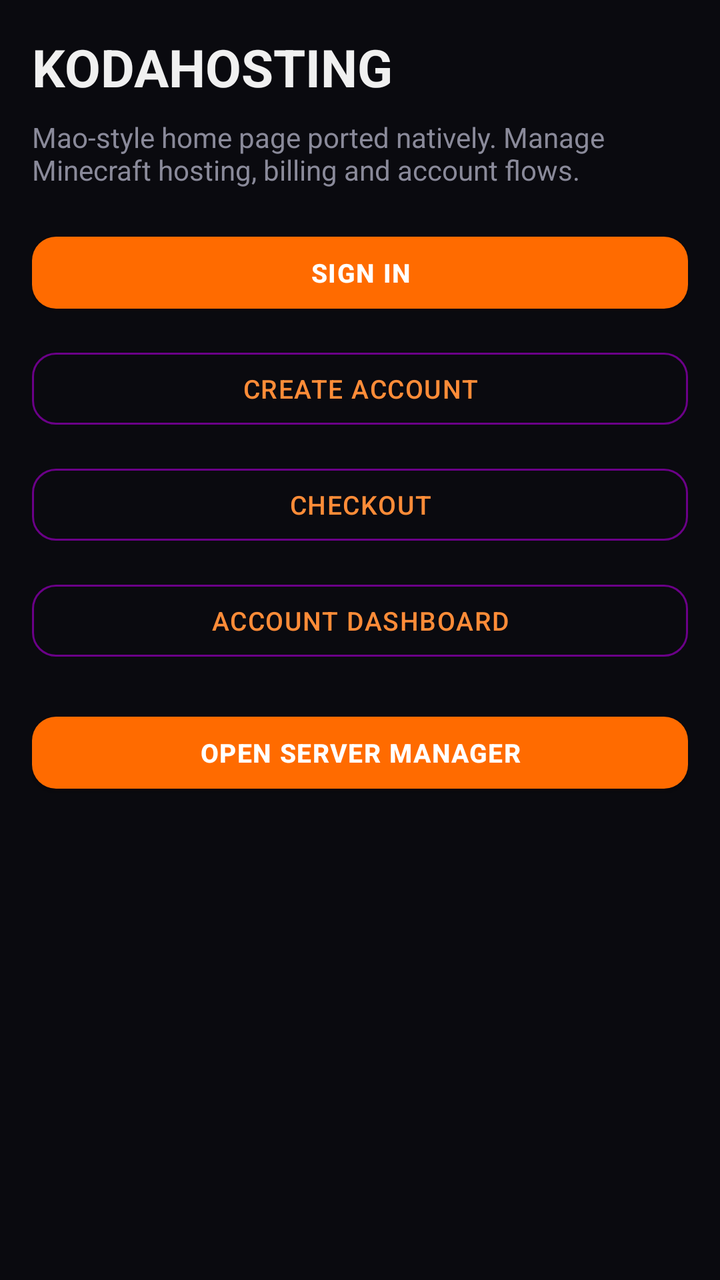
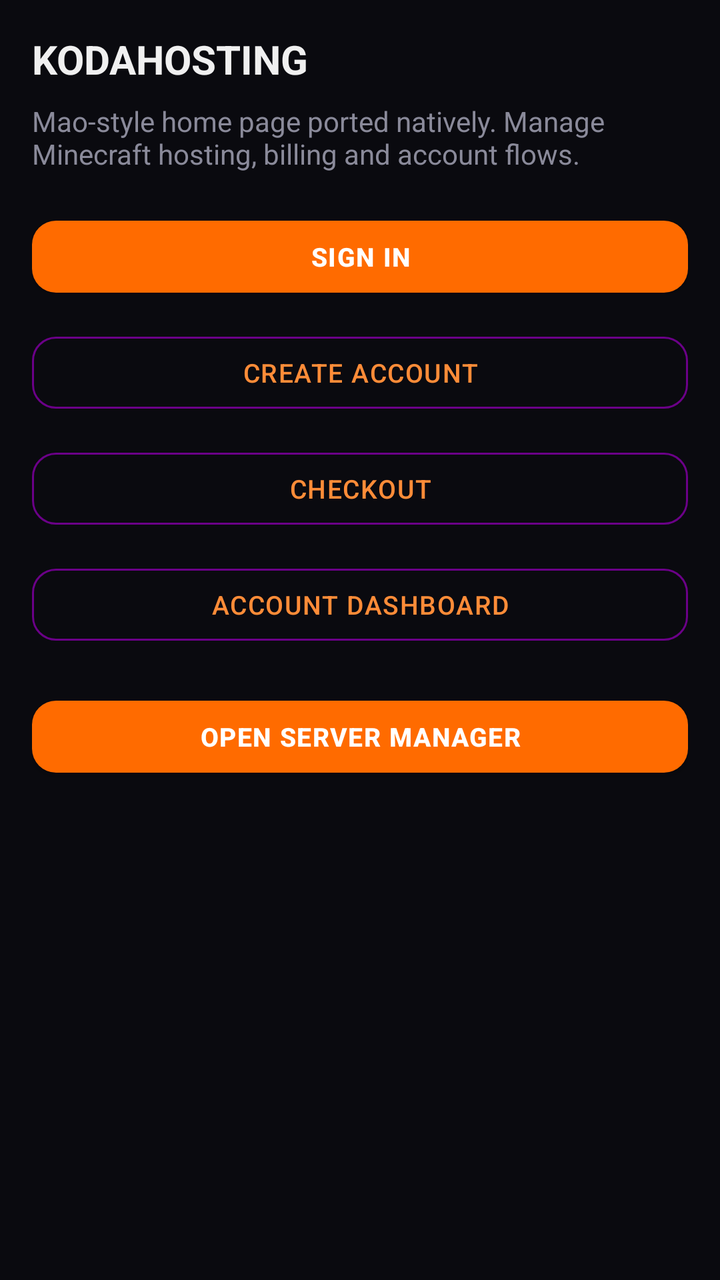

The first picture is an Android layout as it rendered before a commit; the second is the same layout after the commit. The layout source and the unified diff follow.
<!-- AndroidManifest.xml: application theme Theme.KodaNetwork -->
<!-- res/layout/activity_design_home.xml -->
<?xml version="1.0" encoding="utf-8"?>
<ScrollView xmlns:android="http://schemas.android.com/apk/res/android"
    android:fitsSystemWindows="true"
    android:layout_width="match_parent"
    android:layout_height="match_parent"
    android:background="@color/bg_void">

    <LinearLayout
        android:layout_width="match_parent"
        android:layout_height="wrap_content"
        android:orientation="vertical"
        android:padding="16dp">

        <TextView
            android:layout_width="wrap_content"
            android:layout_height="wrap_content"
            android:text="KODAHOSTING"
            android:textColor="@color/txt_primary"
            android:textStyle="bold"
            android:textSize="26sp" />

        <TextView
            android:layout_width="match_parent"
            android:layout_height="wrap_content"
            android:layout_marginTop="8dp"
            android:text="Mao-style home page ported natively. Manage Minecraft hosting, billing and account flows."
            android:textColor="@color/txt_secondary"
            android:textSize="14sp" />

        <Button
            android:id="@+id/btn_login"
            style="@style/KodaButton"
            android:layout_width="match_parent"
            android:layout_height="wrap_content"
            android:layout_marginTop="18dp"
            android:text="SIGN IN" />

        <Button
            android:id="@+id/btn_register"
            style="@style/KodaButton.Outline"
            android:layout_width="match_parent"
            android:layout_height="wrap_content"
            android:layout_marginTop="10dp"
            android:text="CREATE ACCOUNT" />

        <Button
            android:id="@+id/btn_checkout"
            style="@style/KodaButton.Outline"
            android:layout_width="match_parent"
            android:layout_height="wrap_content"
            android:layout_marginTop="10dp"
            android:text="CHECKOUT" />

        <Button
            android:id="@+id/btn_dashboard"
            style="@style/KodaButton.Outline"
            android:layout_width="match_parent"
            android:layout_height="wrap_content"
            android:layout_marginTop="10dp"
            android:text="ACCOUNT DASHBOARD" />

        <Button
            android:id="@+id/btn_server_manager"
            style="@style/KodaButton"
            android:layout_width="match_parent"
            android:layout_height="wrap_content"
            android:layout_marginTop="18dp"
            android:text="OPEN SERVER MANAGER" />
    </LinearLayout>
</ScrollView>
<!-- resources referenced by this layout -->
<resources>
  <color name="bg_void">#0A0A0F</color>
  <color name="txt_primary">#F0F0F0</color>
  <color name="txt_secondary">#8A8A9A</color>
  <style name="KodaButton" parent="Widget.MaterialComponents.Button">
          <item name="backgroundTint">#FF6B00</item>
          <item name="android:textColor">#FFFFFF</item>
          <item name="android:textStyle">bold</item>
          <item name="android:fontFamily">sans-serif-medium</item>
          <item name="android:letterSpacing">0.04</item>
          <item name="android:textSize">13sp</item>
          <item name="cornerRadius">12dp</item>
          <item name="rippleColor">#CC5500</item>
      </style>
  <style name="KodaButton.Outline" parent="Widget.MaterialComponents.Button.OutlinedButton">
          <item name="strokeColor">#FF6B0088</item>
          <item name="strokeWidth">1dp</item>
          <item name="android:textColor">#FF8C38</item>
          <item name="android:fontFamily">sans-serif-medium</item>
          <item name="android:letterSpacing">0.04</item>
          <item name="android:textSize">13sp</item>
          <item name="cornerRadius">12dp</item>
      </style>
  <style name="Theme.KodaNetwork" parent="Theme.MaterialComponents.NoActionBar">
          <item name="colorPrimary">#FF6B00</item>
          <item name="colorPrimaryVariant">#CC5500</item>
          <item name="colorSecondary">#FF8C38</item>
          <item name="android:colorBackground">#0A0A0F</item>
          <item name="android:windowBackground">#0A0A0F</item>
          <item name="colorSurface">#12121A</item>
          <item name="colorOnPrimary">#FFFFFF</item>
          <item name="colorOnBackground">#F0F0F0</item>
          <item name="colorOnSurface">#F0F0F0</item>
          <item name="android:statusBarColor">#0A0A0F</item>
          <item name="android:navigationBarColor">#0A0A0F</item>
          <item name="android:windowTranslucentStatus">false</item>
          <item name="android:windowTranslucentNavigation">false</item>
          <item name="android:windowLayoutInDisplayCutoutMode">shortEdges</item>
          <item name="android:windowLightStatusBar">false</item>
          <item name="android:textColor">#F0F0F0</item>
      </style>
</resources>

<!-- the commit's change to res/layout/activity_design_home.xml (unified diff, before → after) -->
@@ -17,7 +17,7 @@
             android:text="KODAHOSTING"
             android:textColor="@color/txt_primary"
             android:textStyle="bold"
-            android:textSize="26sp" />
+            android:textSize="20sp" />
 
         <TextView
             android:layout_width="match_parent"
